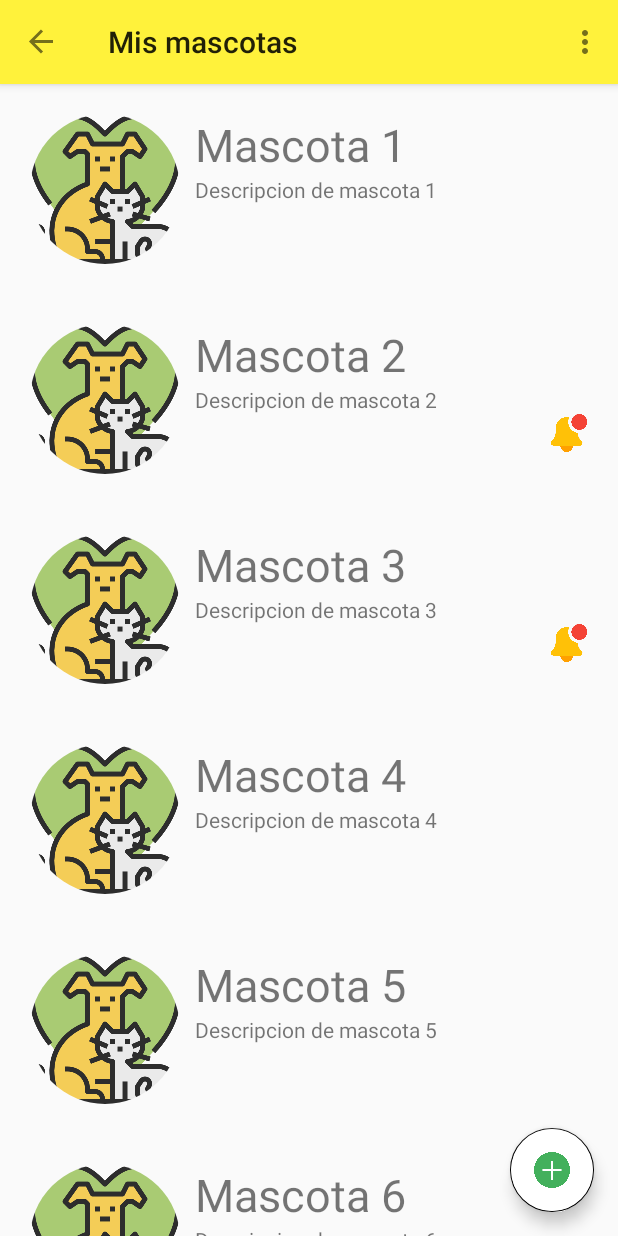
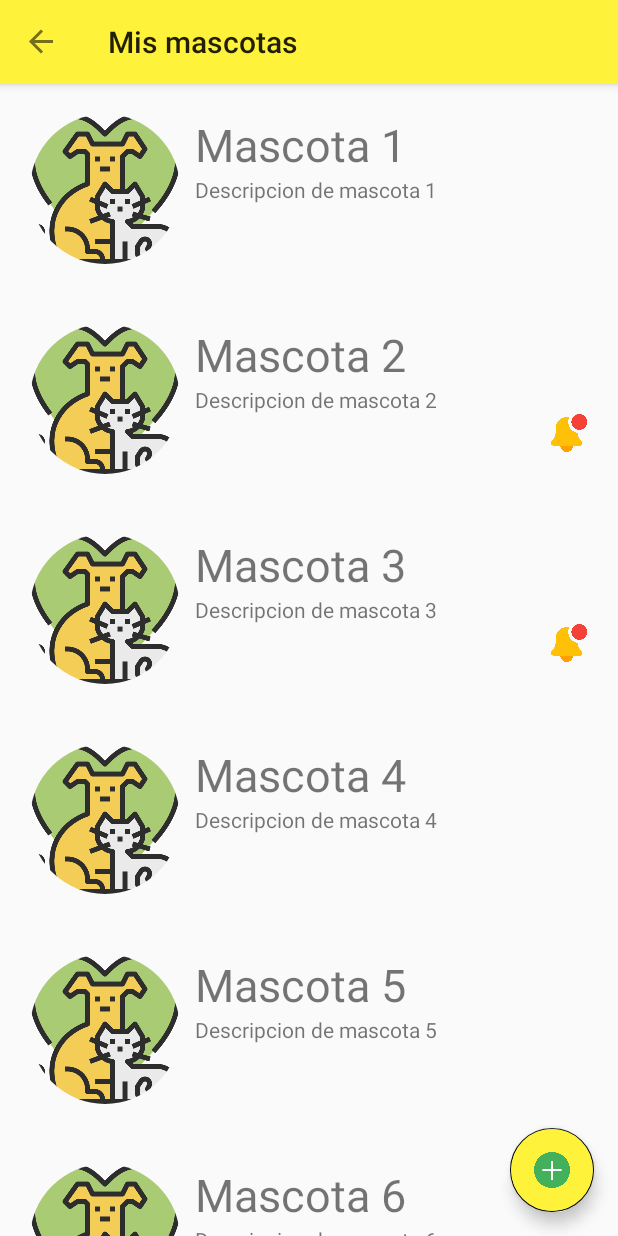
Before and after one commit to srquike/care4pets-android, an Android app: the screen it shows after launch (MainActivity), after a tap on an icon or button, on a phone screen of 412 x 824 dp. Run offline under Robolectric (Android 15) with nearby library versions, the phone set to English and light mode, and no system bars; our stand-ins replace CircleImageView, navigation-ui.

Commit message:
Se creo el fragment para la agenda

```diff
--- a/app/build.gradle
+++ b/app/build.gradle
@@ -42,8 +42,11 @@ dependencies {
     implementation 'android.arch.lifecycle:viewmodel:1.1.1'
     implementation 'android.arch.navigation:navigation-fragment:1.0.0'
     implementation 'android.arch.navigation:navigation-ui:1.0.0'
+    //noinspection GradleCompatible
     implementation 'com.android.support:support-v4:28.0.0'
+    //noinspection GradleCompatible
     implementation 'com.android.support:recyclerview-v7:28.0.0'
+    implementation 'sun.bob:mcalendarview:1.0.0'
     testImplementation 'junit:junit:4.13.2'
     androidTestImplementation 'com.android.support.test:runner:1.0.2'
     androidTestImplementation 'com.android.support.test.espresso:espresso-core:3.0.2'
--- a/app/src/main/java/sv/edu/catolica/care4pets/MainActivity.java
+++ b/app/src/main/java/sv/edu/catolica/care4pets/MainActivity.java
@@ -56,7 +56,7 @@ public class MainActivity extends AppCompatActivity {
     @Override
     public boolean onCreateOptionsMenu(Menu menu) {
         // Inflate the menu; this adds items to the action bar if it is present.
-        getMenuInflater().inflate(R.menu.main, menu);
+        // getMenuInflater().inflate(R.menu.main, menu);
         return true;
     }
 
--- a/app/src/main/res/layout/fragment_mascotas.xml
+++ b/app/src/main/res/layout/fragment_mascotas.xml
@@ -20,11 +20,11 @@
     android:layout_gravity="bottom|end"
     android:layout_marginEnd="@dimen/fab_margin"
     android:layout_marginBottom="16dp"
-        android:backgroundTint="@color/white"
+    android:backgroundTint="@color/fondo"
     android:backgroundTintMode="add"
     android:contentDescription="Boton Agregar"
     android:src="@drawable/plus"
-        app:fabSize="auto" />
+    app:fabSize="auto"/>
 
 
 </FrameLayout>
--- a/app/src/main/res/navigation/mobile_navigation.xml
+++ b/app/src/main/res/navigation/mobile_navigation.xml
@@ -15,6 +15,9 @@
             app:destination="@id/mascotasFragment"
             app:enterAnim="@android:anim/slide_in_left"
             app:popEnterAnim="@android:anim/slide_in_left" />
+        <action
+            android:id="@+id/action_nav_home_to_agendaFragment"
+            app:destination="@id/agendaFragment" />
     </fragment>
 
     <fragment
@@ -43,10 +46,19 @@
     <fragment
         android:id="@+id/nuevaMascotaFragment"
         android:name="sv.edu.catolica.care4pets.NuevaMascotaFragment"
-        android:label="fragment_nueva_mascota"
+        android:label="Nueva mascosta"
         tools:layout="@layout/fragment_nueva_mascota" >
         <action
             android:id="@+id/action_nuevaMascotaFragment_to_mascotasFragment"
             app:destination="@id/mascotasFragment" />
     </fragment>
+    <fragment
+        android:id="@+id/agendaFragment"
+        android:name="sv.edu.catolica.care4pets.AgendaFragment"
+        android:label="Agenda"
+        tools:layout="@layout/fragment_agenda" >
+        <action
+            android:id="@+id/action_agendaFragment_to_nav_home"
+            app:destination="@id/nav_home" />
+    </fragment>
 </navigation>
```
Also changed, not shown: app/src/main/java/sv/edu/catolica/care4pets/AgendaFragment.java (added, +62 -0 lines), app/src/main/java/sv/edu/catolica/care4pets/NuevaMascotaFragment.java (+9 -0 lines), app/src/main/res/layout/fragment_agenda.xml (added, +45 -0 lines), app/src/main/res/menu/save_or_cancel_menu.xml (added, +16 -0 lines), app/src/main/res/drawable/cancel.png (added), app/src/main/res/drawable/check.png (added), app/src/main/res/drawable/tick_mark.png (added), app/src/main/res/drawable/x.png (added). Lines whose indentation alone changed are shown as unchanged.
